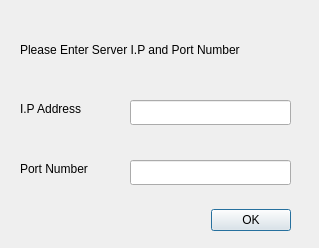
Above: app_clients/addressdialog.ui from kasprus/zpr_game before the change. Below: the same form after it.
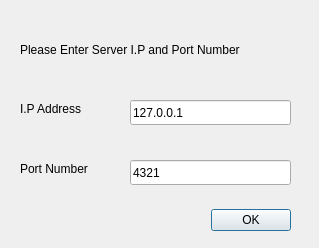
That is the form after the change.

Patch:
```diff
--- a/app_clients/addressdialog.ui
+++ b/app_clients/addressdialog.ui
@@ -41,6 +41,9 @@
      <height>25</height>
     </rect>
    </property>
+   <property name="text">
+    <string>127.0.0.1</string>
+   </property>
   </widget>
   <widget class="QLabel" name="label">
    <property name="geometry">
@@ -64,6 +67,9 @@
      <height>25</height>
     </rect>
    </property>
+   <property name="text">
+    <string>4321</string>
+   </property>
   </widget>
   <widget class="QLabel" name="label_2">
    <property name="geometry">
```
